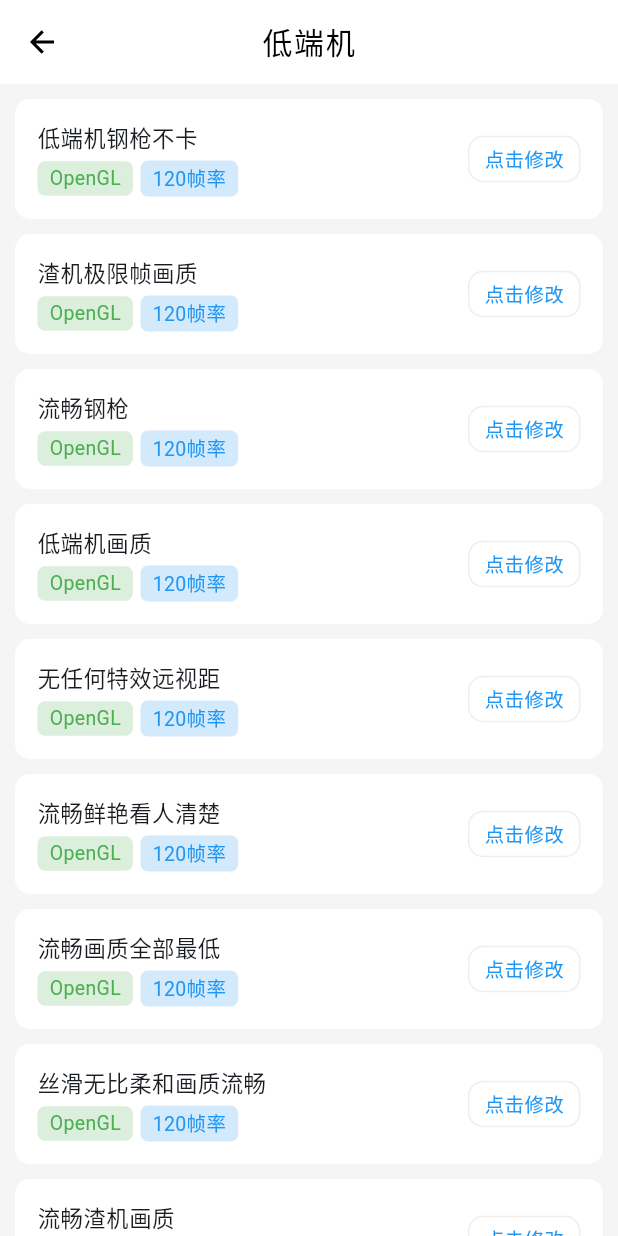
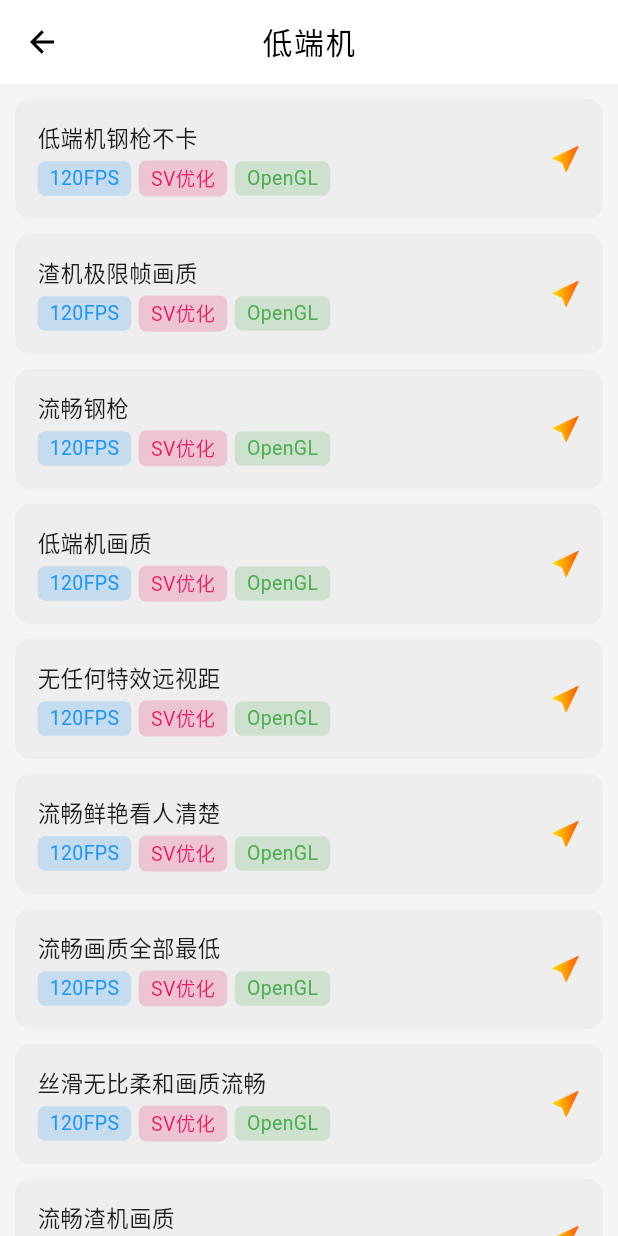
Before and after one commit to shinexoh/pubg-hzx, a Flutter app: the FunctionPage screen opened directly, after a tap on "低端机", on a phone screen of 412 x 824 dp. Run offline on Flutter 3.47's test engine with Material 2 defaults, Android fonts, the phone set to English and light mode, and no system bars; drawn by our look-alikes of oktoast; our stand-ins replace awesome_dialog, battery_plus, connectivity_plus, device_info_plus, dio, get and 5 more; missing offline and left inert: android_intent_plus, device_apps, shared_storage; accounts and stored records are empty; network calls fail; statements that could not run were skipped.

Commit message:
优化代码UI、增加一些动画效果

```diff
--- a/lib/page/function_page.dart
+++ b/lib/page/function_page.dart
@@ -56,7 +56,10 @@ class FunctionPage extends StatelessWidget {
               onTap: () => onDiversify(index),
               child: Row(
                 children: [
-                  Image.asset(AssetsConfig.diversify, height: 45, width: 45),
+                  Hero(
+                      tag: 'diversify$index',
+                      child: Image.asset(AssetsConfig.diversify,
+                          height: 45, width: 45)),
                   const SizedBox(width: 10),
                   Column(
                       crossAxisAlignment: CrossAxisAlignment.start,
@@ -96,7 +99,10 @@ class FunctionPage extends StatelessWidget {
               onTap: () => onModel(index),
               child: Row(
                 children: [
-                  Image.asset(AssetsConfig.model, height: 45, width: 45),
+                  Hero(
+                      tag: 'model$index',
+                      child: Image.asset(AssetsConfig.model,
+                          height: 45, width: 45)),
                   const SizedBox(width: 10),
                   Column(
                       crossAxisAlignment: CrossAxisAlignment.start,
@@ -162,19 +168,21 @@ class FunctionPage extends StatelessWidget {
   }
 
   void onDiversify(int index) {
-    index == 0 ? Get.toNamed('/exclusive') : Get.toNamed('/highopti');
+    index == 0
+        ? Get.toNamed('/exclusive', arguments: 'diversify$index')
+        : Get.toNamed('/highopti', arguments: 'diversify$index');
   }
 
   void onModel(int index) {
     switch (index) {
       case 0:
-        Get.toNamed('/lowmodel');
+        Get.toNamed('/lowmodel', arguments: 'model$index');
         break;
       case 1:
-        Get.toNamed('/mediummodel');
+        Get.toNamed('/mediummodel', arguments: 'model$index');
         break;
       case 2:
-        Get.toNamed('/highmodel');
+        Get.toNamed('/highmodel', arguments: 'model$index');
         break;
     }
   }
--- a/lib/page/model_imitate_page.dart
+++ b/lib/page/model_imitate_page.dart
@@ -82,8 +82,8 @@ class _ModelImitatePageState extends State<ModelImitatePage> {
         children: [
           const SizedBox(height: 20),
           Container(
-              height: 80,
-              width: 80,
+              height: 70,
+              width: 70,
               decoration: BoxDecoration(
                   image: const DecorationImage(
                       image: AssetImage(AssetsConfig.modelImitate)),
--- a/lib/widgets/use_button.dart
+++ b/lib/widgets/use_button.dart
@@ -1,12 +1,13 @@
 import 'package:flutter/material.dart';
 
+import 'package:huazhixia/config/config.dart';
 import 'on_ink.dart';
 
 //修改界面的按钮封装
 class UseButton extends StatelessWidget {
   final String title;
   final EdgeInsetsGeometry? margin;
-  final GestureTapCallback onTap;
+  final VoidCallback onTap;
 
   const UseButton({
     super.key,
@@ -19,9 +20,15 @@ class UseButton extends StatelessWidget {
   Widget build(BuildContext context) {
     return Container(
       margin: margin,
+      decoration: BoxDecoration(
+        borderRadius: BorderRadius.circular(10),
+        boxShadow: [BoxShadow(color: Colors.grey.shade100, blurRadius: 10)],
+      ),
+      child: OnInk(
+        color: Colors.grey.shade200,
+        borderRadius: BorderRadius.circular(10),
         padding: const EdgeInsets.all(15),
-      decoration: BoxDecoration(
-          color: Colors.white, borderRadius: BorderRadius.circular(10)),
+        onTap: onTap,
         child: Row(
           mainAxisAlignment: MainAxisAlignment.spaceBetween,
           children: [
@@ -32,39 +39,37 @@ class UseButton extends StatelessWidget {
                 const SizedBox(height: 5),
                 Row(children: [
                   Container(
-                    padding:
-                        const EdgeInsets.symmetric(horizontal: 8, vertical: 2),
+                      padding: const EdgeInsets.symmetric(
+                          horizontal: 8, vertical: 2),
+                      decoration: BoxDecoration(
+                          color: Colors.blue.withOpacity(0.2),
+                          borderRadius: BorderRadius.circular(5)),
+                      child: const Text('120FPS',
+                          style: TextStyle(color: Colors.blue, fontSize: 13))),
+                  const SizedBox(width: 5),
+                  Container(
+                      padding: const EdgeInsets.symmetric(
+                          horizontal: 8, vertical: 2),
+                      decoration: BoxDecoration(
+                          color: Colors.pink.withOpacity(0.2),
+                          borderRadius: BorderRadius.circular(5)),
+                      child: const Text('SV优化',
+                          style: TextStyle(color: Colors.pink, fontSize: 13))),
+                  const SizedBox(width: 5),
+                  Container(
+                      padding: const EdgeInsets.symmetric(
+                          horizontal: 8, vertical: 2),
                       decoration: BoxDecoration(
                           color: Colors.green.withOpacity(0.2),
                           borderRadius: BorderRadius.circular(5)),
                       child: const Text('OpenGL',
                           style: TextStyle(color: Colors.green, fontSize: 13))),
-                const SizedBox(width: 5),
-                Container(
-                    padding:
-                        const EdgeInsets.symmetric(horizontal: 8, vertical: 2),
-                    decoration: BoxDecoration(
-                        color: Colors.blue.withOpacity(0.2),
-                        borderRadius: BorderRadius.circular(5)),
-                    child: const Text('120帧率',
-                        style: TextStyle(color: Colors.blue, fontSize: 13))),
-              ])
+                ]),
               ],
             ),
-          OnInk(
-            color: Colors.white,
-            borderRadius: BorderRadius.circular(10),
-            onTap: onTap,
-            child: Container(
-                padding:
-                    const EdgeInsets.symmetric(horizontal: 10, vertical: 5),
-                decoration: BoxDecoration(
-                    borderRadius: BorderRadius.circular(10),
-                    border: Border.all(color: Colors.grey.shade200)),
-                child: const Text('点击修改',
-                    style: TextStyle(color: Colors.blue, fontSize: 13))),
+            Image.asset(AssetsConfig.arrow, height: 20, width: 20),
+          ],
         ),
-        ],
       ),
     );
   }
```
Also changed, not shown: lib/page/card_pass_page.dart (+37 -0 lines), lib/page/user_page.dart (+12 -56 lines), lib/widgets/dialog/app_dialog.dart (+16 -16 lines). Lines whose indentation alone changed are shown as unchanged.
